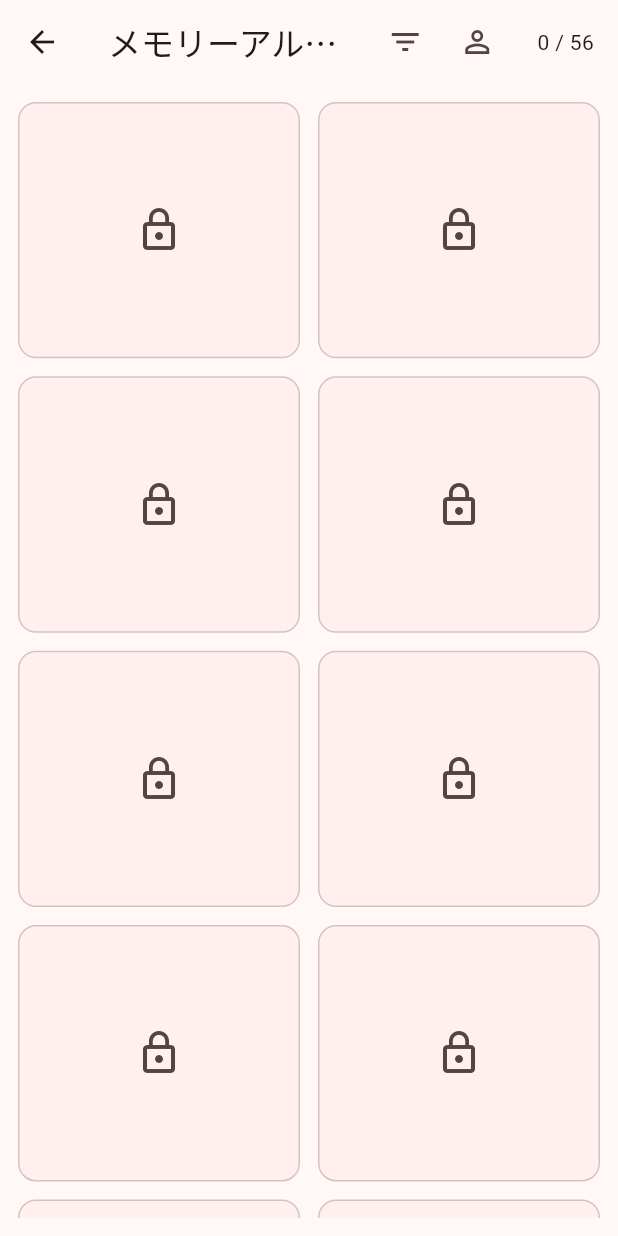
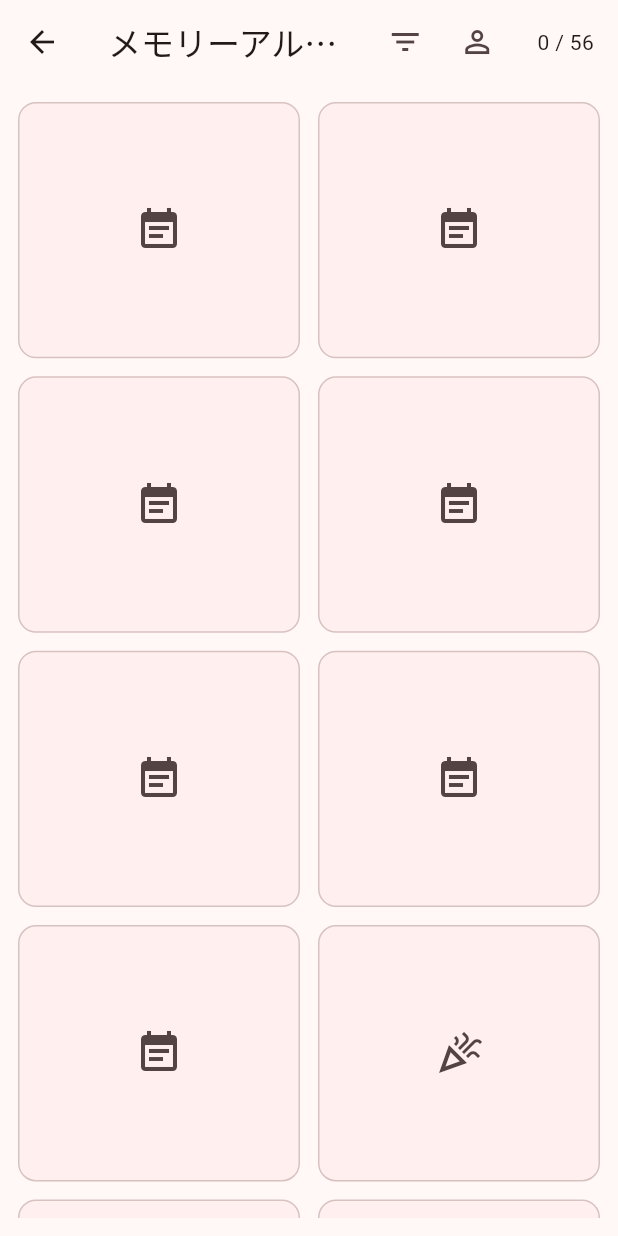
Before and after one commit to ranranru482/tokimemo, a Flutter app: the AlbumScreen screen opened directly, on a phone screen of 412 x 824 dp. Run offline on Flutter 3.47's test engine with Material 3 defaults, Android fonts, the phone set to English and light mode, and no system bars; our stand-ins replace audioplayers, shared_preferences; accounts and stored records are empty.

Commit message:
Polish: differentiate album/ending archive icons + minor copy fix
- Album: per-category outline icons on locked tiles (common/individual/confession_eve/milestone)
- Ending archive: per-kind colored icons + warning silhouette for bad endings
- Album empty copy aligned with アプリ tone ("該当する思い出はまだ集まっていません")
- progress.md: log this polish pass

Co-Authored-By: Claude Opus 4.7 (1M context) <noreply@anthropic.com>

```diff
--- a/lib/screens/album_screen.dart
+++ b/lib/screens/album_screen.dart
@@ -95,7 +95,7 @@ class _AlbumScreenState extends State<AlbumScreen> {
               child: entries.isEmpty
                   ? const Center(
                       key: ValueKey('album.empty'),
-                      child: Text('該当する CG はありません'),
+                      child: Text('該当する思い出はまだ集まっていません'),
                     )
                   : GridView.builder(
                       key: const ValueKey('album.grid'),
@@ -113,6 +113,8 @@ class _AlbumScreenState extends State<AlbumScreen> {
                         if (!unlocked) {
                           return CgLockedTile(
                             cgKey: entry.cgKey,
+                            iconOverride:
+                                _categoryLockedIcon(entry.category),
                             onTap: () => _showHintDialog(context, entry),
                           );
                         }
@@ -262,6 +264,21 @@ enum AlbumCharacterFilter {
 
 /// CG の分類。アルバム画面のフィルタとヒント生成に使う。
 enum CgCategory { common, individual, confessionEve, milestone }
+
+/// 品質改善フェーズ: 未解放タイルのカテゴリ別アウトラインアイコン。
+/// `Icons.lock_outline` 一辺倒だった見せ方を、カテゴリの匂いが伝わる形に変える。
+IconData _categoryLockedIcon(CgCategory c) {
+  switch (c) {
+    case CgCategory.common:
+      return Icons.event_note;
+    case CgCategory.individual:
+      return Icons.person_outline;
+    case CgCategory.confessionEve:
+      return Icons.favorite_outline;
+    case CgCategory.milestone:
+      return Icons.celebration_outlined;
+  }
+}
 
 class _AlbumThumbnail extends StatelessWidget {
   const _AlbumThumbnail({required this.entry, required this.onTap});
--- a/lib/widgets/cg_view.dart
+++ b/lib/widgets/cg_view.dart
@@ -111,11 +111,20 @@ class CgView extends StatelessWidget {
 ///
 /// Task #5: [onTap] が指定されていれば InkWell でラップしてタップ可能にする。
 /// アルバム画面のヒントダイアログ用に使われる。後方互換のため省略可能。
+/// 品質改善フェーズ: [iconOverride] でカテゴリ別のアウトラインアイコンに差替え可能。
 class CgLockedTile extends StatelessWidget {
-  const CgLockedTile({super.key, required this.cgKey, this.onTap});
+  const CgLockedTile({
+    super.key,
+    required this.cgKey,
+    this.onTap,
+    this.iconOverride,
+  });
 
   final String cgKey;
   final VoidCallback? onTap;
+
+  /// カテゴリヒント用のアイコン上書き（null なら `Icons.lock_outline`）。
+  final IconData? iconOverride;
 
   @override
   Widget build(BuildContext context) {
@@ -129,7 +138,7 @@ class CgLockedTile extends StatelessWidget {
       ),
       child: Center(
         child: Icon(
-          Icons.lock_outline,
+          iconOverride ?? Icons.lock_outline,
           color: theme.colorScheme.onSurfaceVariant,
           size: 32,
         ),
```
Also changed, not shown: lib/screens/ending_archive_screen.dart (+36 -2 lines), 1 other file.
